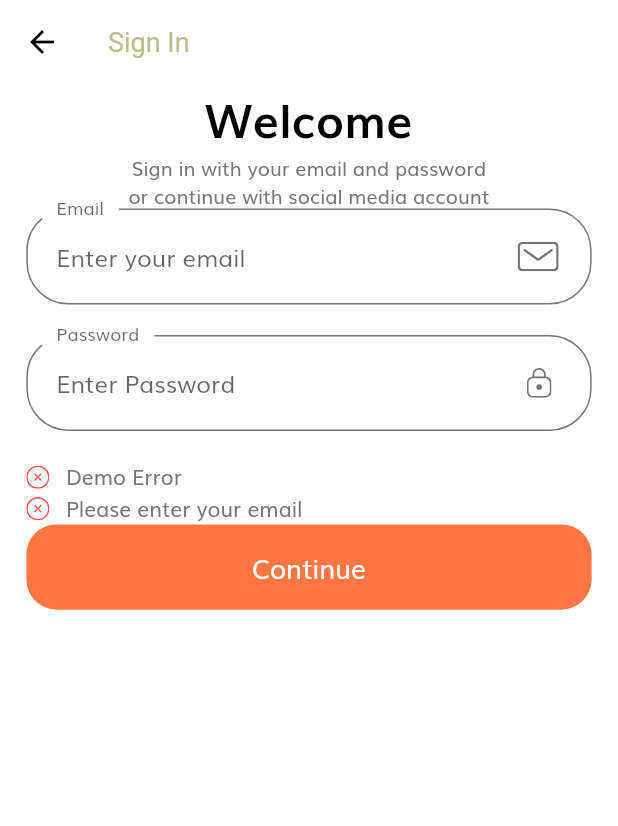
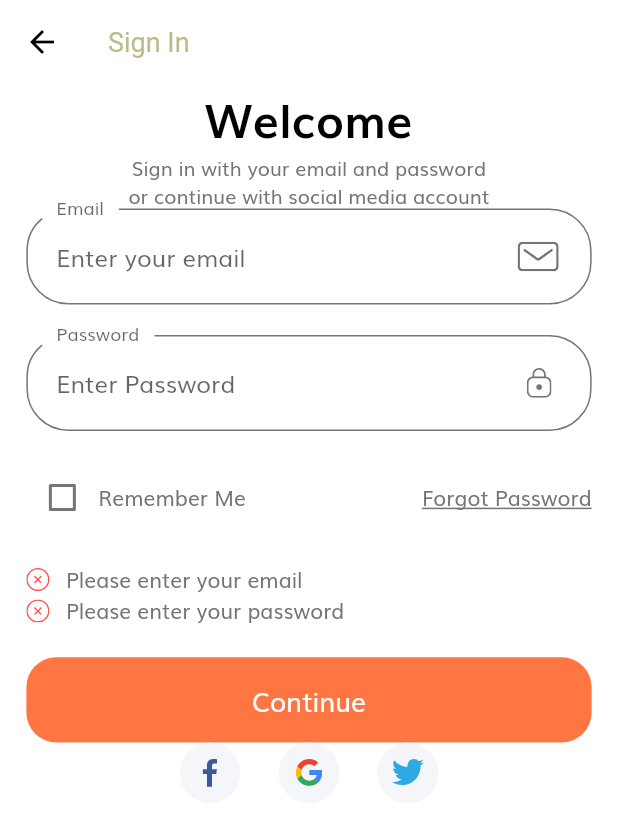
Before and after one commit to pratamawijaya/flutter_example_ecommerce_ui, a Flutter app: the SignInScreen screen opened by its route, after a tap on "Continue", on a phone screen of 412 x 824 dp. Shown: the top 826 px of the screen. Run offline on Flutter 3.47's test engine with Material 2 defaults, Android fonts, the phone set to English and light mode, and no system bars; our stand-ins replace flutter_svg.

Commit message:
7 - component social media button

```diff
--- /dev/null
+++ b/lib/components/social_media_button.dart
@@ -0,0 +1,35 @@
+import 'package:ecommerce_ui/size_config.dart';
+import 'package:flutter/material.dart';
+import 'package:flutter_svg/flutter_svg.dart';
+
+class SocialMediaButton extends StatelessWidget {
+  const SocialMediaButton({
+    Key key,
+    this.icon,
+    this.press,
+  }) : super(key: key);
+  final String icon;
+  final Function press;
+
+  @override
+  Widget build(BuildContext context) {
+    return GestureDetector(
+      onTap: press,
+      child: Container(
+        margin: EdgeInsets.symmetric(
+          horizontal: getProportionateScreenWidth(10),
+        ),
+        padding: EdgeInsets.all(
+          getProportionateScreenWidth(10),
+        ),
+        height: getProportionateScreenHeight(40),
+        width: getProportionateScreenWidth(40),
+        decoration: BoxDecoration(
+          color: Color(0xFFF5F6F9),
+          shape: BoxShape.circle,
+        ),
+        child: SvgPicture.asset(icon),
+      ),
+    );
+  }
+}
--- a/lib/screens/sign_in/components/body.dart
+++ b/lib/screens/sign_in/components/body.dart
@@ -1,11 +1,8 @@
-import 'package:ecommerce_ui/components/custom_suffix_icon.dart';
-import 'package:ecommerce_ui/components/default_button.dart';
-import 'package:ecommerce_ui/components/form_error.dart';
-import 'package:ecommerce_ui/constants.dart';
+import 'package:ecommerce_ui/components/social_media_button.dart';
+import 'package:ecommerce_ui/screens/sign_in/components/sign_in_form.dart';
 import 'package:ecommerce_ui/size_config.dart';
 import 'package:flutter/material.dart';
-import 'package:flutter/services.dart';
-import 'package:flutter_svg/svg.dart';
+import 'package:flutter_svg/flutter_svg.dart';
 
 class Body extends StatelessWidget {
   @override
@@ -35,6 +32,23 @@ class Body extends StatelessWidget {
                 ),
               ),
               SignInForm(),
+              Row(
+                mainAxisAlignment: MainAxisAlignment.center,
+                children: [
+                  SocialMediaButton(
+                    icon: "assets/icons/facebook-2.svg",
+                    press: () {},
+                  ),
+                  SocialMediaButton(
+                    icon: "assets/icons/google-icon.svg",
+                    press: () {},
+                  ),
+                  SocialMediaButton(
+                    icon: "assets/icons/twitter.svg",
+                    press: () {},
+                  ),
+                ],
+              )
             ],
           ),
         ),
@@ -42,94 +56,3 @@ class Body extends StatelessWidget {
     );
   }
 }
-
-class SignInForm extends StatefulWidget {
-  @override
-  _SignInFormState createState() => _SignInFormState();
-}
-
-class _SignInFormState extends State<SignInForm> {
-  final _formKey = GlobalKey<FormState>();
-  final List<String> errors = ["Demo Error"];
-  @override
-  Widget build(BuildContext context) {
-    return Form(
-      key: _formKey,
-      child: Column(
-        children: [
-          buildEmailFormField(),
-          SizedBox(
-            height: getProportionateScreenHeight(20),
-          ),
-          buildPasswordFormField(),
-          SizedBox(
-            height: getProportionateScreenHeight(20),
-          ),
-          FormError(errors: errors),
-          DefaultButton(
-            text: "Continue",
-            press: () {
-              if (_formKey.currentState.validate()) {
-                _formKey.currentState.save();
-              }
-            },
-          ),
-        ],
-      ),
-    );
-  }
-
-  TextFormField buildPasswordFormField() {
-    return TextFormField(
-      obscureText: true,
-      decoration: InputDecoration(
-        hintText: "Enter Password",
-        labelText: "Password",
-        floatingLabelBehavior: FloatingLabelBehavior.always,
-        suffixIcon: CustomSuffixIcon(
-          svgIcon: "assets/icons/Lock.svg",
-        ),
-      ),
-    );
-  }
-
-  TextFormField buildEmailFormField() {
-    return TextFormField(
-      keyboardType: TextInputType.emailAddress,
-      onChanged: (value) {
-        if (value.isNotEmpty && errors.contains(kEmailNullError)) {
-          setState(() {
-            errors.remove(kEmailNullError);
-          });
-        } else if (emailValidatorRegExp.hasMatch(value) &&
-            errors.contains(kInvalidEmailError)) {
-          setState(() {
-            errors.remove(kInvalidEmailError);
-          });
-        }
-        return null;
-      },
-      validator: (value) {
-        if (value.isEmpty && !errors.contains(kEmailNullError)) {
-          setState(() {
-            errors.add(kEmailNullError);
-          });
-        } else if (!emailValidatorRegExp.hasMatch(value) &&
-            !errors.contains(kInvalidEmailError)) {
-          setState(() {
-            errors.add(kInvalidEmailError);
-          });
-        }
-        return null;
-      },
-      decoration: InputDecoration(
-        hintText: "Enter your email",
-        labelText: "Email",
-        floatingLabelBehavior: FloatingLabelBehavior.always,
-        suffixIcon: CustomSuffixIcon(
-          svgIcon: "assets/icons/Mail.svg",
-        ),
-      ),
-    );
-  }
-}
--- /dev/null
+++ b/lib/screens/sign_in/components/sign_in_form.dart
@@ -0,0 +1,151 @@
+import 'package:ecommerce_ui/components/custom_suffix_icon.dart';
+import 'package:ecommerce_ui/components/default_button.dart';
+import 'package:ecommerce_ui/components/form_error.dart';
+import 'package:ecommerce_ui/constants.dart';
+import 'package:ecommerce_ui/size_config.dart';
+import 'package:flutter/material.dart';
+
+class SignInForm extends StatefulWidget {
+  @override
+  _SignInFormState createState() => _SignInFormState();
+}
+
+class _SignInFormState extends State<SignInForm> {
+  final _formKey = GlobalKey<FormState>();
+  String email;
+  String password;
+  bool rememberMe = false;
+
+  final List<String> errors = [];
+  @override
+  Widget build(BuildContext context) {
+    return Form(
+      key: _formKey,
+      child: Column(
+        children: [
+          buildEmailFormField(),
+          SizedBox(
+            height: getProportionateScreenHeight(20),
+          ),
+          buildPasswordFormField(),
+          SizedBox(
+            height: getProportionateScreenHeight(20),
+          ),
+          Row(
+            children: [
+              Checkbox(
+                value: rememberMe,
+                activeColor: kPrimaryColor,
+                onChanged: (value) {
+                  setState(() {
+                    rememberMe = value;
+                  });
+                },
+              ),
+              Text("Remember Me"),
+              Spacer(),
+              Text(
+                "Forgot Password",
+                style: TextStyle(decoration: TextDecoration.underline),
+              ),
+            ],
+          ),
+          SizedBox(
+            height: getProportionateScreenHeight(20),
+          ),
+          FormError(errors: errors),
+          SizedBox(
+            height: getProportionateScreenHeight(20),
+          ),
+          DefaultButton(
+            text: "Continue",
+            press: () {
+              if (_formKey.currentState.validate()) {
+                _formKey.currentState.save();
+              }
+            },
+          ),
+        ],
+      ),
+    );
+  }
+
+  TextFormField buildPasswordFormField() {
+    return TextFormField(
+      obscureText: true,
+      onSaved: (newValue) => password = newValue,
+      onChanged: (value) {
+        if (value.isNotEmpty && errors.contains(kPassNullError)) {
+          setState(() {
+            errors.remove(kPassNullError);
+          });
+        } else if (value.length >= 8 && errors.contains(kShortPasserror)) {
+          setState(() {
+            errors.remove(kShortPasserror);
+          });
+        }
+      },
+      validator: (value) {
+        if (value.isEmpty && !errors.contains(kPassNullError)) {
+          setState(() {
+            errors.add(kPassNullError);
+          });
+        } else if (value.length < 8 && !errors.contains(kShortPasserror)) {
+          setState(() {
+            errors.add(kShortPasserror);
+          });
+        }
+        return null;
+      },
+      decoration: InputDecoration(
+        hintText: "Enter Password",
+        labelText: "Password",
+        floatingLabelBehavior: FloatingLabelBehavior.always,
+        suffixIcon: CustomSuffixIcon(
+          svgIcon: "assets/icons/Lock.svg",
+        ),
+      ),
+    );
+  }
+
+  TextFormField buildEmailFormField() {
+    return TextFormField(
+      keyboardType: TextInputType.emailAddress,
+      onSaved: (newValue) => email = newValue,
+      onChanged: (value) {
+        if (value.isNotEmpty && errors.contains(kEmailNullError)) {
+          setState(() {
+            errors.remove(kEmailNullError);
+          });
+        } else if (emailValidatorRegExp.hasMatch(value) &&
+            errors.contains(kInvalidEmailError)) {
+          setState(() {
+            errors.remove(kInvalidEmailError);
+          });
+        }
+        return null;
+      },
+      validator: (value) {
+        if (value.isEmpty && !errors.contains(kEmailNullError)) {
+          setState(() {
+            errors.add(kEmailNullError);
+          });
+        } else if (!emailValidatorRegExp.hasMatch(value) &&
+            !errors.contains(kInvalidEmailError)) {
+          setState(() {
+            errors.add(kInvalidEmailError);
+          });
+        }
+        return null;
+      },
+      decoration: InputDecoration(
+        hintText: "Enter your email",
+        labelText: "Email",
+        floatingLabelBehavior: FloatingLabelBehavior.always,
+        suffixIcon: CustomSuffixIcon(
+          svgIcon: "assets/icons/Mail.svg",
+        ),
+      ),
+    );
+  }
+}
```
